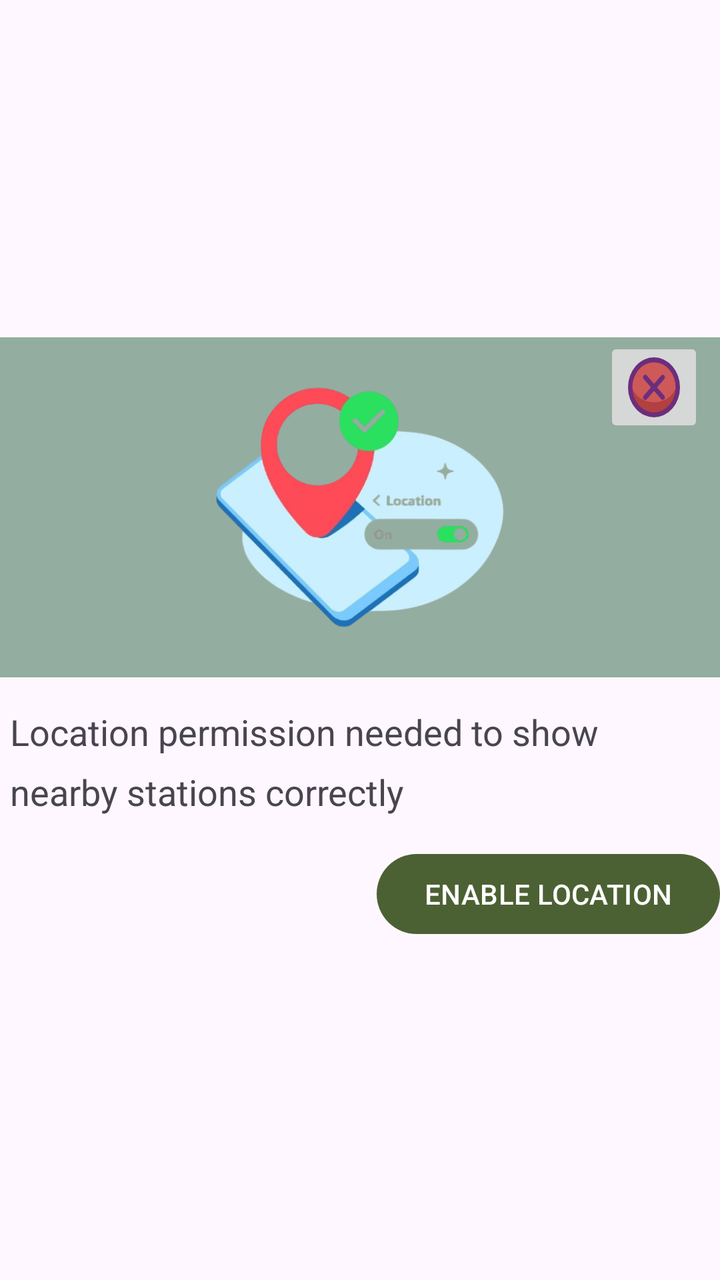
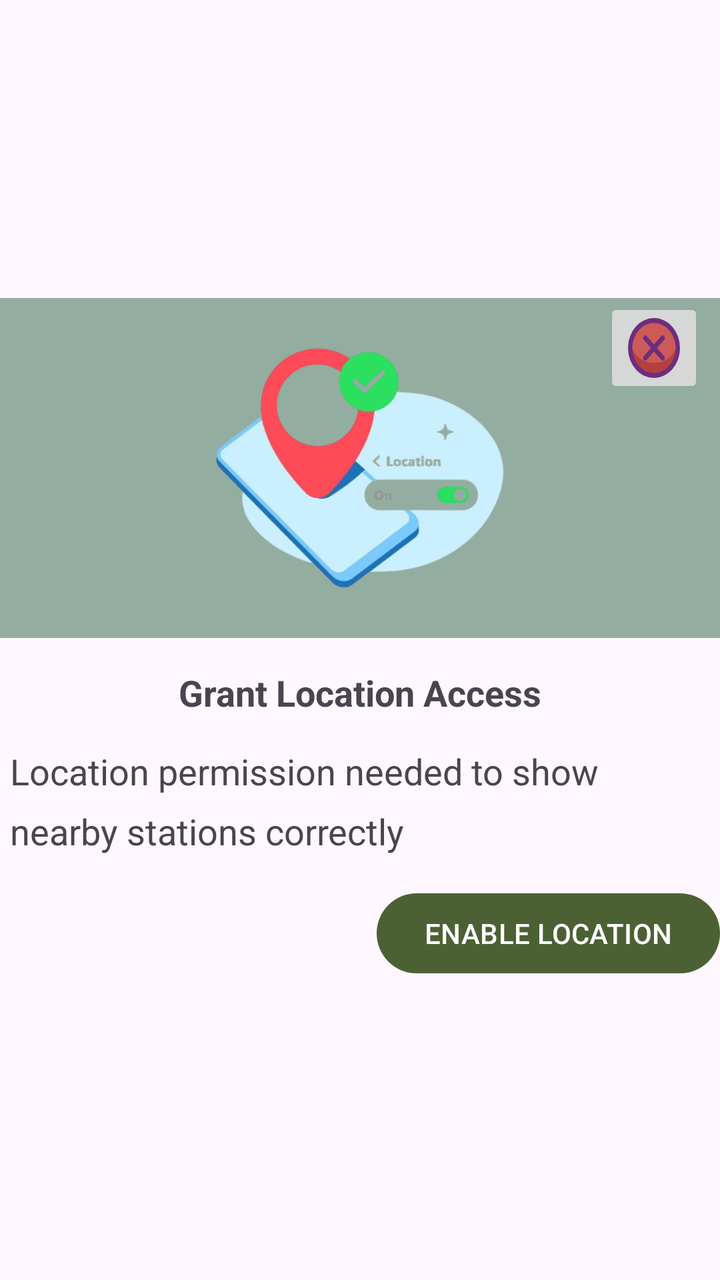

Compare the two renders of this Android layout. The source of the first and the diff that turns it into the second are given below.
<!-- AndroidManifest.xml: application theme Theme.RailRadar -->
<!-- res/layout/location_permission_dialog.xml -->
<?xml version="1.0" encoding="utf-8"?>
<LinearLayout xmlns:android="http://schemas.android.com/apk/res/android"
    android:orientation="vertical"
    android:layout_width="match_parent"
    android:layout_height="match_parent"
    android:gravity="center">
    <RelativeLayout
        android:layout_width="match_parent"
        android:layout_height="wrap_content"
        >

    <ImageView
        android:background="#93ADA0"
        android:layout_width="match_parent"
        android:layout_height="170sp"
        android:src="@drawable/location_permission"
        android:contentDescription="Location Permission Image"
        />
        <ImageButton
            android:id="@+id/locationPermissionDialogueCross"
            android:layout_width="50sp"
            android:layout_height="50sp"
            android:scaleType="fitXY"
            android:src="@drawable/cancel_icon"
            android:layout_alignParentEnd="true"
            android:layout_marginEnd="8sp"
            />
    </RelativeLayout>
    <TextView
        android:layout_marginTop="15sp"
        android:lineHeight="30sp"
        android:layout_width="wrap_content"
        android:layout_height="wrap_content"
        android:paddingStart="5sp"
        android:paddingEnd="5sp"
        android:text="Location permission needed to show nearby stations correctly"
        android:textSize="18sp"
        />
    <Button
        android:layout_width="wrap_content"
        android:layout_height="wrap_content"
        android:layout_marginTop="15sp"
        android:text="ENABLE LOCATION"
        android:layout_gravity="end"
        android:id="@+id/locationPermissionDialogueEnableLocation"
        />
</LinearLayout>
<!-- resources referenced by this layout -->
<resources>
  <!-- drawable cancel_icon (drawable) -->
  <vector xmlns:android="http://schemas.android.com/apk/res/android"
      android:width="800dp"
      android:height="800dp"
      android:viewportWidth="24"
      android:viewportHeight="24">
    <path
        android:pathData="M23,12A11,11 0,0 1,1 12a10.827,10.827 0,0 1,0.29 -2.5,11 11,0 0,1 21.42,0A10.827,10.827 0,0 1,23 12Z"
        android:fillColor="#b24040"/>
    <path
        android:pathData="M1.29,9.5a10.71,8.5 0,1 0,21.42 0a10.71,8.5 0,1 0,-21.42 0z"
        android:fillColor="#ce5959"/>
    <path
        android:pathData="M12,0A12,12 0,1 0,24 12,12.013 12.013,0 0,0 12,0ZM12,22A10,10 0,1 1,22 12,10.011 10.011,0 0,1 12,22Z"
        android:fillColor="#6c2e7c"/>
    <path
        android:pathData="M16.707,7.293a1,1 0,0 0,-1.414 0L12,10.586 8.707,7.293A1,1 0,1 0,7.293 8.707L10.586,12 7.293,15.293a1,1 0,1 0,1.414 1.414L12,13.414l3.293,3.293a1,1 0,0 0,1.414 -1.414L13.414,12l3.293,-3.293A1,1 0,0 0,16.707 7.293Z"
        android:fillColor="#6c2e7c"/>
  </vector>
  <!-- drawable location_permission: png bitmap (drawable, 115865 bytes) -->
  <style name="Theme.RailRadar" parent="Theme.Material3.DayNight.NoActionBar">
  
          
          <item name="colorPrimary">#4C6133</item>
          <item name="colorOnPrimary">@color/white</item>
          <item name="colorPrimaryContainer">@color/purple_200</item>
          <item name="colorOnPrimaryContainer">@color/black</item>
  
          
          <item name="colorSecondary">@color/teal_200</item>
          <item name="colorOnSecondary">@color/black</item>
  
          
          <item name="android:statusBarColor">?attr/colorPrimary</item>
  
          
      </style>
  <color name="white">#FFFFFFFF</color>
  
  
      //user route train colors
  <color name="purple_200">#FFBB86FC</color>
  <color name="black">#FF000000</color>
  <color name="teal_200">#FF03DAC5</color>
</resources>

<!-- the commit's change to res/layout/location_permission_dialog.xml (unified diff, before → after) -->
@@ -29,6 +29,16 @@
     <TextView
         android:layout_marginTop="15sp"
         android:lineHeight="30sp"
+        android:layout_width="match_parent"
+        android:layout_height="wrap_content"
+        android:text="Grant Location Access"
+        android:textStyle="bold"
+        android:textAlignment="center"
+        android:textSize="18sp"
+        />
+    <TextView
+        android:layout_marginTop="15sp"
+        android:lineHeight="30sp"
         android:layout_width="wrap_content"
         android:layout_height="wrap_content"
         android:paddingStart="5sp"
